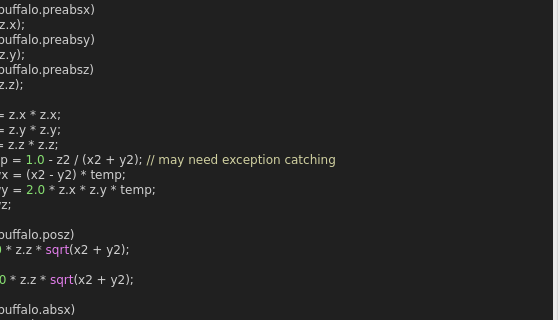
Above: mandelbulber2/qt_data/fractal_buffalo.ui from buddhi1980/mandelbulber2 before the change; both pictures show x 88 to 648 and y 292 to 612 of the 648 by 845 pixel window. Below: the same form after it.
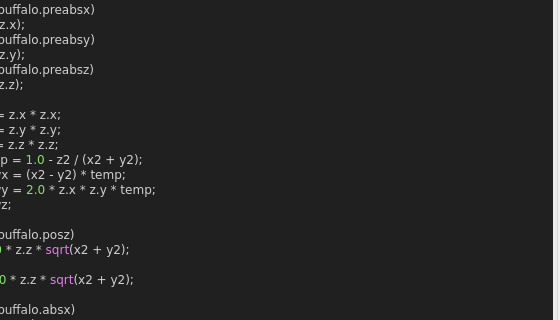
That is the form after the change. Custom widgets are drawn as their Qt base class.

The edit to the form file:
```diff
--- a/mandelbulber2/qt_data/fractal_buffalo.ui
+++ b/mandelbulber2/qt_data/fractal_buffalo.ui
@@ -168,7 +168,7 @@
   &lt;span style=&quot;color:#f09479; font-weight:bold&quot;&gt;double&lt;/span&gt; x2 &lt;span style=&quot;color:#d0d0d0&quot;&gt;=&lt;/span&gt; z&lt;span style=&quot;color:#d0d0d0&quot;&gt;.&lt;/span&gt;x &lt;span style=&quot;color:#d0d0d0&quot;&gt;*&lt;/span&gt; z&lt;span style=&quot;color:#d0d0d0&quot;&gt;.&lt;/span&gt;x&lt;span style=&quot;color:#d0d0d0&quot;&gt;;&lt;/span&gt;
   &lt;span style=&quot;color:#f09479; font-weight:bold&quot;&gt;double&lt;/span&gt; y2 &lt;span style=&quot;color:#d0d0d0&quot;&gt;=&lt;/span&gt; z&lt;span style=&quot;color:#d0d0d0&quot;&gt;.&lt;/span&gt;y &lt;span style=&quot;color:#d0d0d0&quot;&gt;*&lt;/span&gt; z&lt;span style=&quot;color:#d0d0d0&quot;&gt;.&lt;/span&gt;y&lt;span style=&quot;color:#d0d0d0&quot;&gt;;&lt;/span&gt;
   &lt;span style=&quot;color:#f09479; font-weight:bold&quot;&gt;double&lt;/span&gt; z2 &lt;span style=&quot;color:#d0d0d0&quot;&gt;=&lt;/span&gt; z&lt;span style=&quot;color:#d0d0d0&quot;&gt;.&lt;/span&gt;z &lt;span style=&quot;color:#d0d0d0&quot;&gt;*&lt;/span&gt; z&lt;span style=&quot;color:#d0d0d0&quot;&gt;.&lt;/span&gt;z&lt;span style=&quot;color:#d0d0d0&quot;&gt;;&lt;/span&gt;
-  &lt;span style=&quot;color:#f09479; font-weight:bold&quot;&gt;double&lt;/span&gt; temp &lt;span style=&quot;color:#d0d0d0&quot;&gt;=&lt;/span&gt; &lt;span style=&quot;color:#87df71&quot;&gt;1.0&lt;/span&gt; &lt;span style=&quot;color:#d0d0d0&quot;&gt;-&lt;/span&gt; z2 &lt;span style=&quot;color:#d0d0d0&quot;&gt;/ (&lt;/span&gt;x2 &lt;span style=&quot;color:#d0d0d0&quot;&gt;+&lt;/span&gt; y2&lt;span style=&quot;color:#d0d0d0&quot;&gt;);&lt;/span&gt; &lt;span style=&quot;color:#d0d0a0&quot;&gt;// may need exception catching&lt;/span&gt;
+  &lt;span style=&quot;color:#f09479; font-weight:bold&quot;&gt;double&lt;/span&gt; temp &lt;span style=&quot;color:#d0d0d0&quot;&gt;=&lt;/span&gt; &lt;span style=&quot;color:#87df71&quot;&gt;1.0&lt;/span&gt; &lt;span style=&quot;color:#d0d0d0&quot;&gt;-&lt;/span&gt; z2 &lt;span style=&quot;color:#d0d0d0&quot;&gt;/ (&lt;/span&gt;x2 &lt;span style=&quot;color:#d0d0d0&quot;&gt;+&lt;/span&gt; y2&lt;span style=&quot;color:#d0d0d0&quot;&gt;);&lt;/span&gt;
   &lt;span style=&quot;color:#f09479; font-weight:bold&quot;&gt;double&lt;/span&gt; newx &lt;span style=&quot;color:#d0d0d0&quot;&gt;= (&lt;/span&gt;x2 &lt;span style=&quot;color:#d0d0d0&quot;&gt;-&lt;/span&gt; y2&lt;span style=&quot;color:#d0d0d0&quot;&gt;) *&lt;/span&gt; temp&lt;span style=&quot;color:#d0d0d0&quot;&gt;;&lt;/span&gt;
   &lt;span style=&quot;color:#f09479; font-weight:bold&quot;&gt;double&lt;/span&gt; newy &lt;span style=&quot;color:#d0d0d0&quot;&gt;=&lt;/span&gt; &lt;span style=&quot;color:#87df71&quot;&gt;2.0&lt;/span&gt; &lt;span style=&quot;color:#d0d0d0&quot;&gt;*&lt;/span&gt; z&lt;span style=&quot;color:#d0d0d0&quot;&gt;.&lt;/span&gt;x &lt;span style=&quot;color:#d0d0d0&quot;&gt;*&lt;/span&gt; z&lt;span style=&quot;color:#d0d0d0&quot;&gt;.&lt;/span&gt;y &lt;span style=&quot;color:#d0d0d0&quot;&gt;*&lt;/span&gt; temp&lt;span style=&quot;color:#d0d0d0&quot;&gt;;&lt;/span&gt;
   &lt;span style=&quot;color:#f09479; font-weight:bold&quot;&gt;double&lt;/span&gt; newz&lt;span style=&quot;color:#d0d0d0&quot;&gt;;&lt;/span&gt;
```
